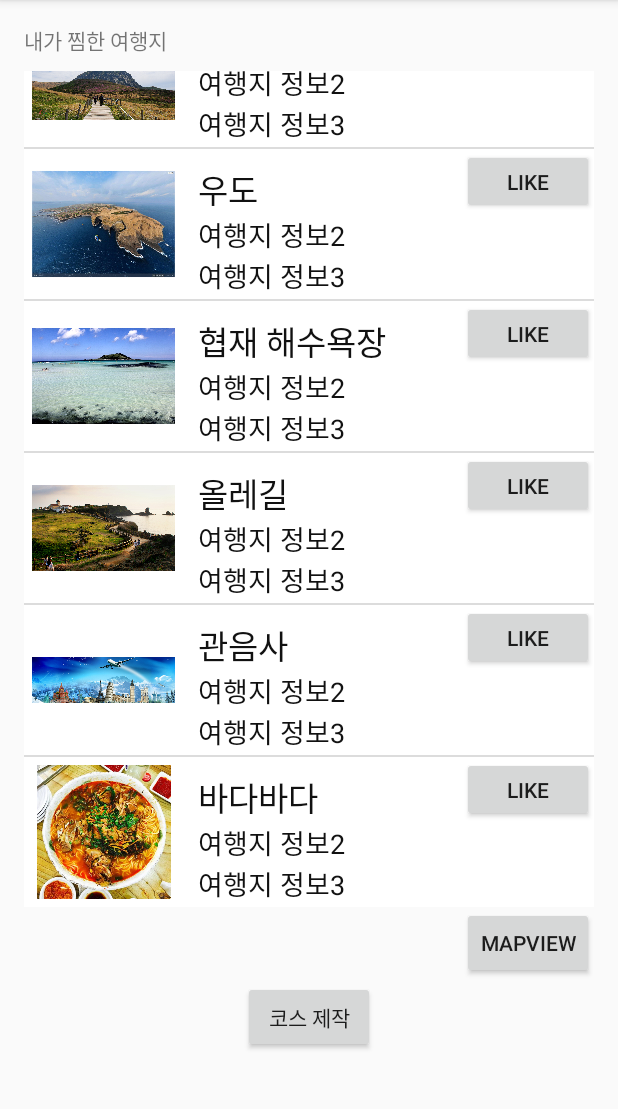
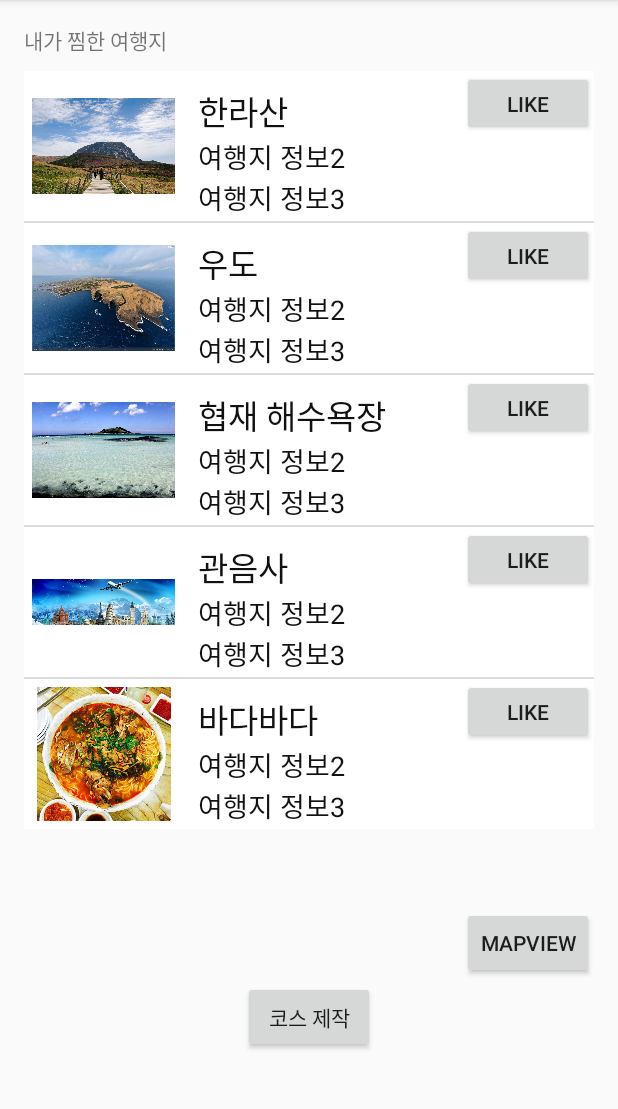
Before and after one commit to jinsoogod/costamp, an Android app: the CourseActivity screen opened directly, with no data from a screen before it, after a tap on "LIKE", on a phone screen of 412 x 824 dp, the part 84-1193 px from its top. Run offline under Robolectric (Android 15) with nearby library versions, the light colour scheme and no system bars.

Commit message:
error commit

```diff
--- a/app/src/main/java/com/hanium/costamp/CourseActivity.java
+++ b/app/src/main/java/com/hanium/costamp/CourseActivity.java
@@ -55,7 +55,7 @@ public class CourseActivity extends AppCompatActivity {
         test1 = new ListViewData("한라산", "여행지 정보2", "여행지 정보3", true, BitmapFactory.decodeResource(getResources(), R.drawable.hanrasan));
         test2 = new ListViewData("우도", "여행지 정보2", "여행지 정보3", true, BitmapFactory.decodeResource(getResources(), R.drawable.woodo));
         test3 = new ListViewData("협재 해수욕장", "여행지 정보2", "여행지 정보3", true, BitmapFactory.decodeResource(getResources(), R.drawable.hyeopjae));
-        test4 = new ListViewData("올레길", "여행지 정보2", "여행지 정보3", true, BitmapFactory.decodeResource(getResources(), R.drawable.olle));
+//        test4 = new ListViewData("올레길", "여행지 정보2", "여행지 정보3", true, BitmapFactory.decodeResource(getResources(), R.drawable.olle));
         test5 = new ListViewData("관음사", "여행지 정보2", "여행지 정보3", true, BitmapFactory.decodeResource(getResources(), R.drawable.testimage1));
         test6 = new ListViewData("바다바다", "여행지 정보2", "여행지 정보3", true, BitmapFactory.decodeResource(getResources(), R.drawable.badabada));
 
@@ -67,7 +67,7 @@ public class CourseActivity extends AppCompatActivity {
         travel_info_list.add(test1);
         travel_info_list.add(test2);
         travel_info_list.add(test3);
-        travel_info_list.add(test4);
+  //      travel_info_list.add(test4);
         travel_info_list.add(test5);
         travel_info_list.add(test6);
 
```
